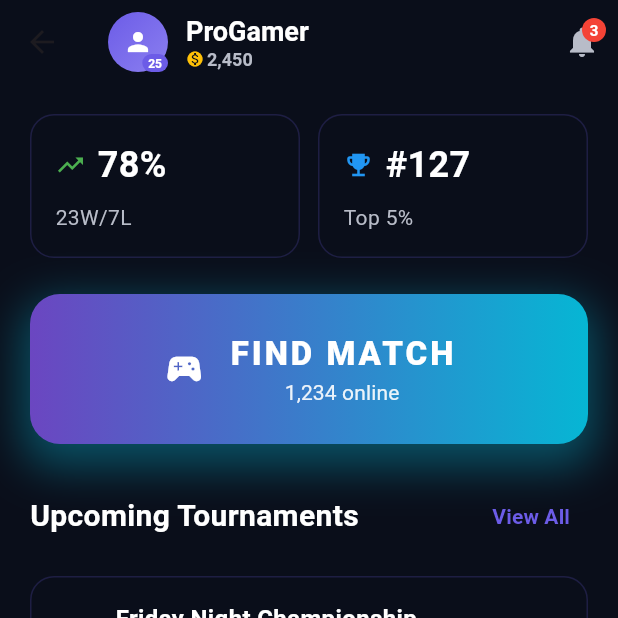
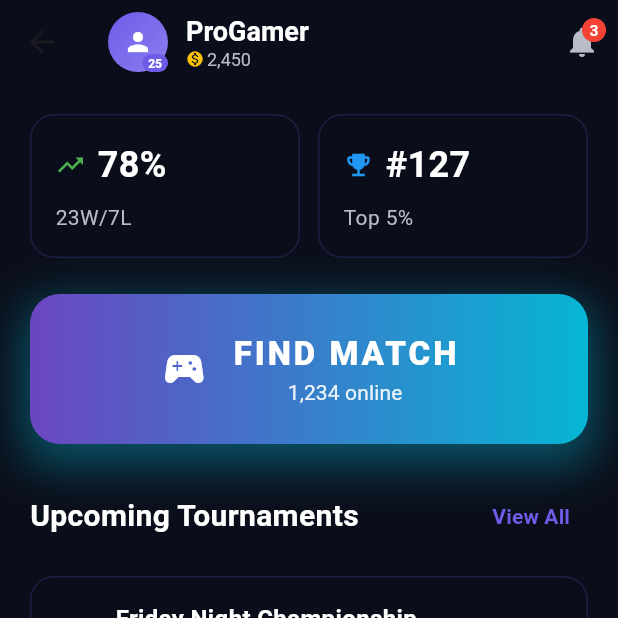
Before and after one commit to Turgunoff/gamehub, a Flutter app: the _HomeContent screen opened directly, on a phone screen of 412 x 824 dp, the top half of it. Run offline on Flutter 3.47's test engine with Material 3 defaults, Android fonts, the phone set to English and light mode, and no system bars; our stand-ins replace connectivity_plus, equatable, flutter_animate, flutter_bloc, go_router, internet_connection_checker_plus and 2 more; missing offline and left inert: app_settings; accounts and stored records are empty; statements that could not run were skipped.

Commit message:
✨ Refine dashboard UI in GameHub: Removed font weight from text style for a cleaner look and increased icon size for better visibility. Enhanced overall aesthetics and user experience on the dashboard page.

```diff
--- a/lib/features/home/presentation/pages/dashboard_page.dart
+++ b/lib/features/home/presentation/pages/dashboard_page.dart
@@ -132,7 +132,6 @@ class _HomeContent extends StatelessWidget {
                         style: TextStyle(
                           color: AppColors.textSecondary,
                           fontSize: 12,
-                          fontWeight: FontWeight.w600,
                         ),
                       ),
                     ],
@@ -330,7 +329,7 @@ class _HomeContent extends StatelessWidget {
                         const Icon(
                           Icons.sports_esports,
                           color: Colors.white,
-                          size: 28,
+                          size: 32,
                         ),
                         const SizedBox(width: 16),
                         // FIND MATCH Text
```
